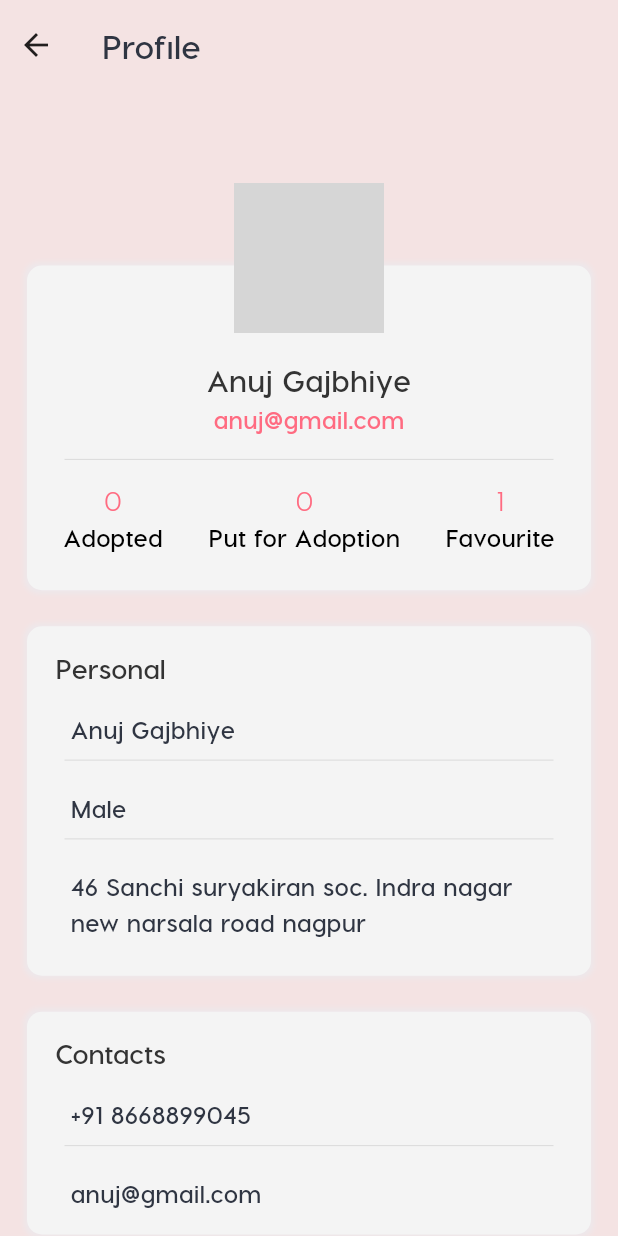
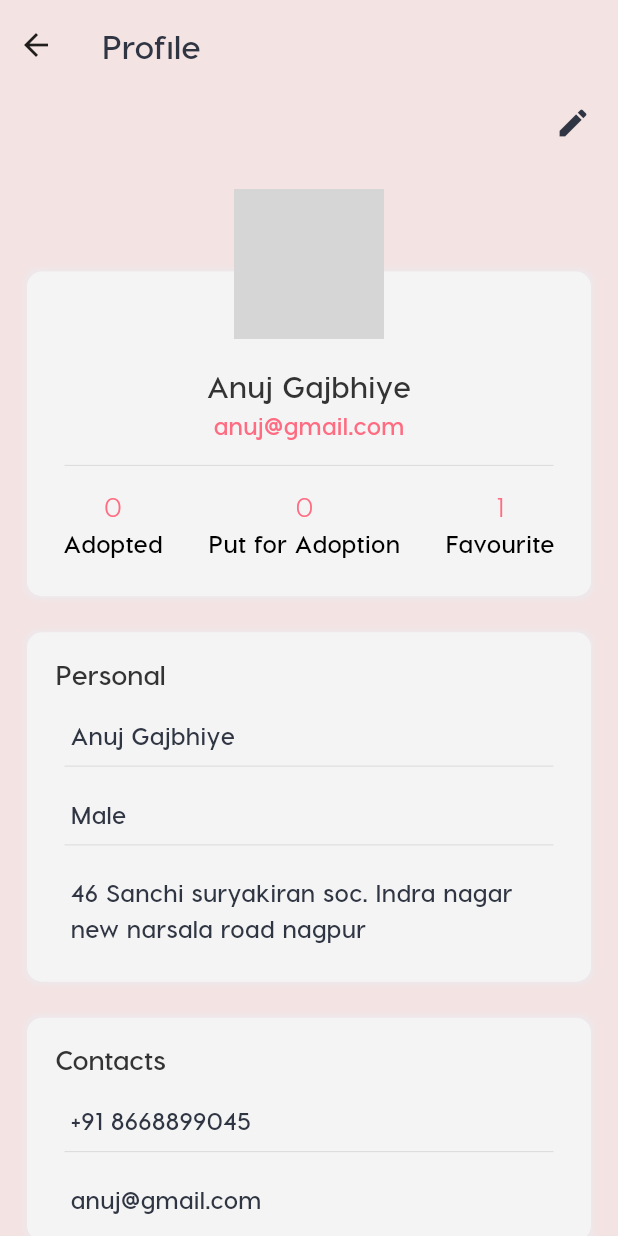
Before and after one commit to AnujGajbhiye2/PetsAnyWhere, a Flutter app: the Profile screen opened by its route, on a phone screen of 412 x 824 dp. Run offline on Flutter 3.47's test engine with Material 2 defaults, Android fonts, the phone set to English and light mode, and no system bars; our stand-ins replace after_layout, cached_network_image, flutter_spinkit, flutter_svg, font_awesome_flutter, geolocator and 2 more; missing offline and left inert: geocoder; accounts and stored records are empty; network calls fail; grey boxes are pictures that could not be loaded.

Commit message:
🩹 added edit button to profile

```diff
--- a/lib/screens/Profile.dart
+++ b/lib/screens/Profile.dart
@@ -56,12 +56,28 @@ class Profile extends StatelessWidget {
       body: Stack(
         children: <Widget>[
           SingleChildScrollView(
-            padding: EdgeInsets.only(top: 90, left: 2, right: 2),
+            padding: EdgeInsets.only(top: 70, left: 2, right: 2),
             physics: ScrollPhysics(),
             child: Container(
               child: Column(
                 mainAxisSize: MainAxisSize.max,
                 children: <Widget>[
+                  Row(
+                    mainAxisAlignment: MainAxisAlignment.end,
+                    children: <Widget>[
+                      Padding(
+                          padding: const EdgeInsets.only(right: 16.0),
+                          child: Stack(
+                            alignment: Alignment.center,
+                            children: <Widget>[
+                              Icon(
+                                Icons.edit,
+                                color: kBlack,
+                              )
+                            ],
+                          )),
+                    ],
+                  ),
                   SizedBox(height: 16),
                   Container(
                     margin: const EdgeInsets.fromLTRB(16, 16, 16, 8),
```
